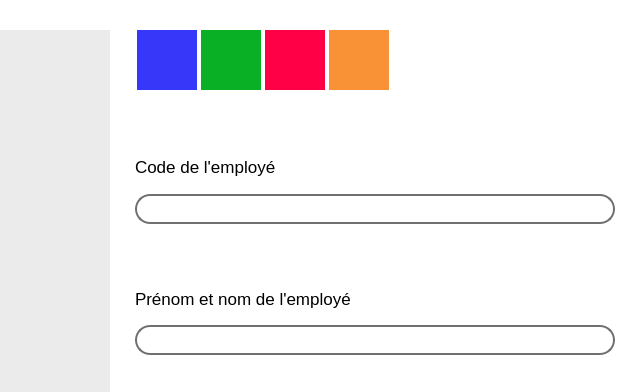
Qt form PM-GEST/ModificationAppareil.ui (AetherFall/Gestionnaire-Emprunt-Materiel) before a commit; both pictures show x 581 to 1221 and y 0 to 392 of the 1221 by 671 pixel window.
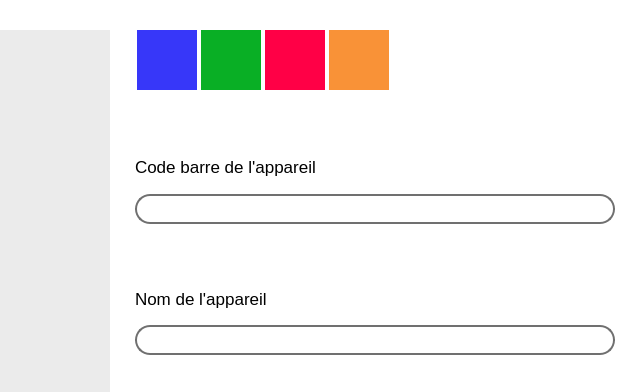
The same form after that commit. Icons and pictures are not drawn.

```diff
--- a/PM-GEST/ModificationAppareil.ui
+++ b/PM-GEST/ModificationAppareil.ui
@@ -343,7 +343,7 @@
                  </font>
                 </property>
                 <property name="text">
-                 <string>Code de l'employé</string>
+                 <string>Code barre de l'appareil</string>
                 </property>
                </widget>
               </item>
@@ -411,7 +411,7 @@
                  <string notr="true"/>
                 </property>
                 <property name="text">
-                 <string>Prénom et nom de l'employé</string>
+                 <string>Nom de l'appareil</string>
                 </property>
                </widget>
               </item>
```
